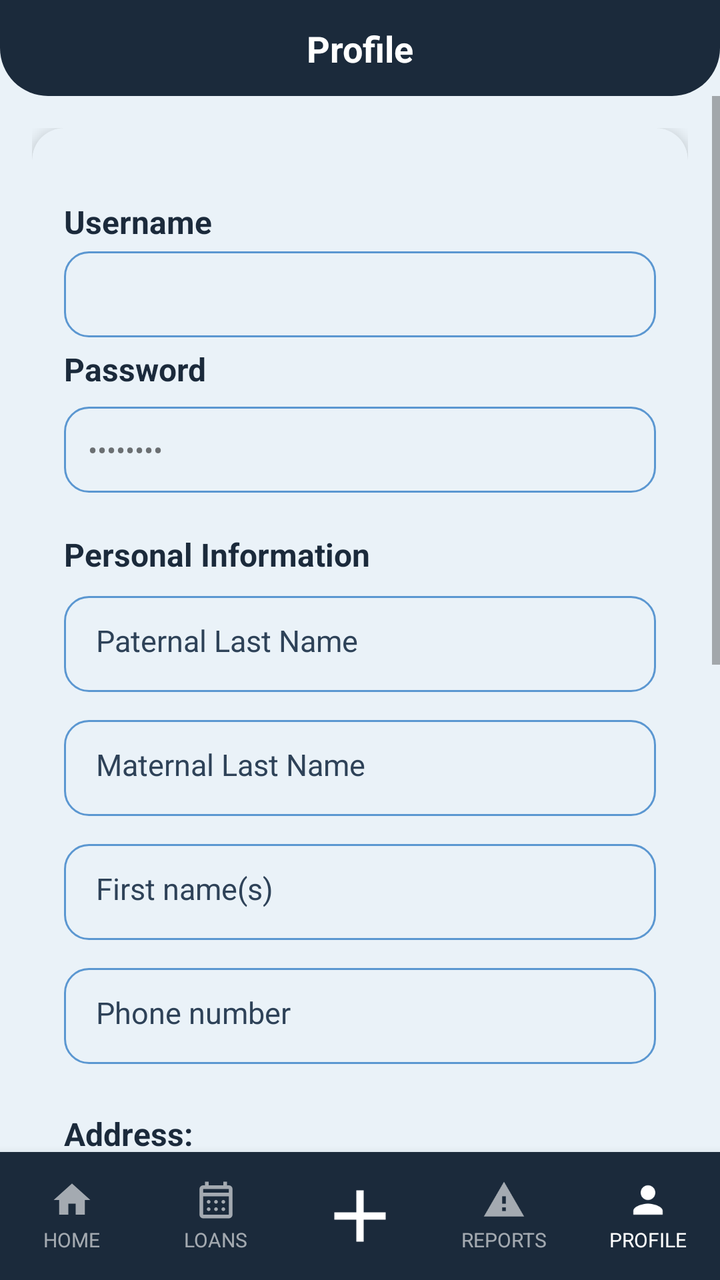
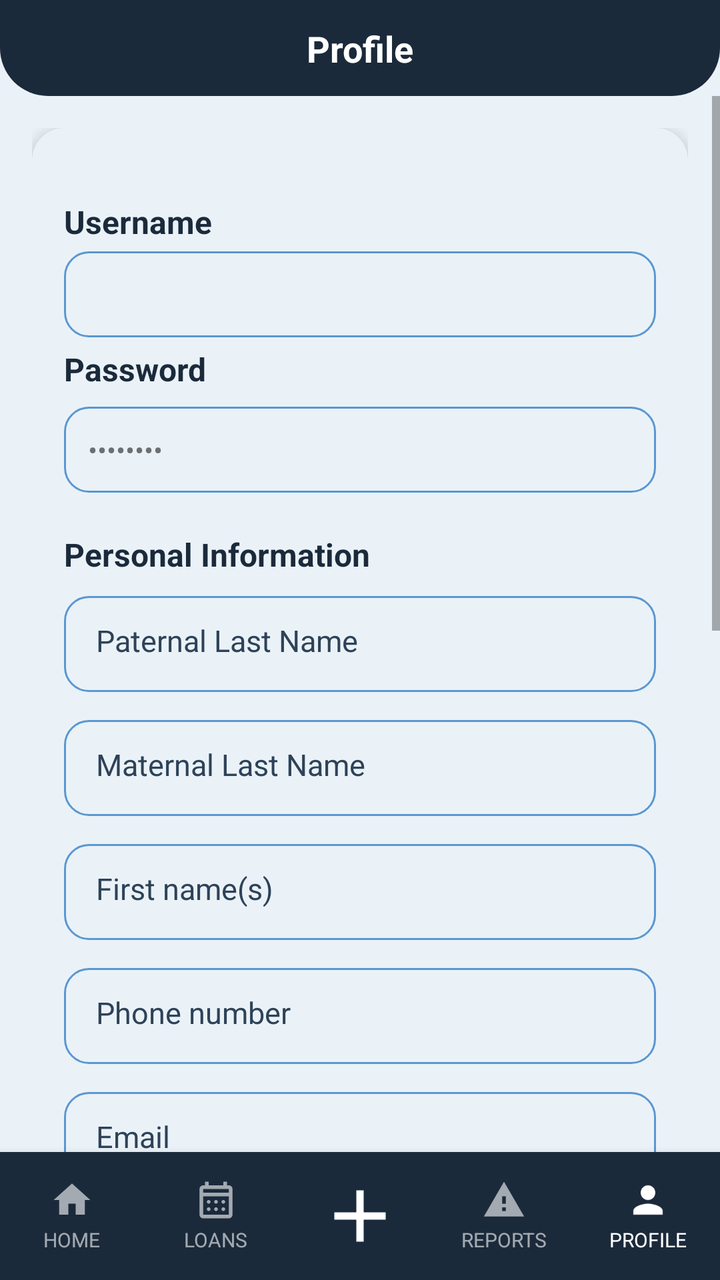

Two renders of the same Android screen: before a commit and after it. Below are the layout's source before the change and the commit's diff.
<!-- AndroidManifest.xml: application theme Theme.YipShare -->
<!-- res/layout/activity_perfil.xml -->
<?xml version="1.0" encoding="utf-8"?>
<androidx.constraintlayout.widget.ConstraintLayout
    xmlns:android="http://schemas.android.com/apk/res/android"
    xmlns:app="http://schemas.android.com/apk/res-auto"
    xmlns:tools="http://schemas.android.com/tools"
    android:id="@+id/main"
    android:layout_width="match_parent"
    android:layout_height="match_parent"
    android:background="@color/fondo_pantalla">

    <View
        android:id="@+id/bg_header"
        android:layout_width="0dp"
        android:layout_height="0dp"
        android:background="@drawable/bg_header"
        app:layout_constraintTop_toTopOf="parent"
        app:layout_constraintStart_toStartOf="parent"
        app:layout_constraintEnd_toEndOf="parent"
        app:layout_constraintBottom_toBottomOf="@id/guideline_header" />

    <androidx.constraintlayout.widget.Guideline
        android:id="@+id/guideline_header"
        android:layout_width="wrap_content"
        android:layout_height="wrap_content"
        android:orientation="horizontal"
        app:layout_constraintGuide_begin="48dp" />

    <androidx.constraintlayout.widget.Guideline
        android:id="@+id/guideline_status"
        android:layout_width="wrap_content"
        android:layout_height="wrap_content"
        android:orientation="horizontal"
        app:layout_constraintGuide_begin="0dp" />

    <TextView
        android:id="@+id/tv_titulo_pantalla"
        android:layout_width="0dp"
        android:layout_height="wrap_content"
        android:text="@string/perfil_titulo"
        android:textAlignment="center"
        android:textColor="@android:color/white"
        android:textStyle="bold"
        android:textSize="18sp"
        android:gravity="center"
        app:layout_constraintTop_toBottomOf="@id/guideline_status"
        app:layout_constraintBottom_toTopOf="@id/guideline_header"
        app:layout_constraintStart_toStartOf="parent"
        app:layout_constraintEnd_toEndOf="parent" />


    <ScrollView
        android:layout_width="0dp"
        android:layout_height="0dp"
        app:layout_constraintTop_toBottomOf="@id/guideline_header"
        app:layout_constraintStart_toStartOf="parent"
        app:layout_constraintEnd_toEndOf="parent"
        app:layout_constraintBottom_toTopOf="@id/bottom_nav">

        <androidx.constraintlayout.widget.ConstraintLayout
            android:layout_width="match_parent"
            android:layout_height="wrap_content"
            android:padding="16dp">

            <androidx.cardview.widget.CardView
                android:id="@+id/card_perfil"
                android:layout_width="0dp"
                android:layout_height="wrap_content"
                app:cardCornerRadius="16dp"
                app:cardElevation="4dp"
                app:cardBackgroundColor="@color/color_tarjeta"
                app:layout_constraintTop_toTopOf="parent"
                app:layout_constraintStart_toStartOf="parent"
                app:layout_constraintEnd_toEndOf="parent">

                <LinearLayout
                    android:layout_width="match_parent"
                    android:layout_height="wrap_content"
                    android:orientation="vertical"
                    android:padding="16dp">
                    <LinearLayout
                        android:id="@+id/layoutPagoMes"
                        android:layout_width="match_parent"
                        android:layout_height="wrap_content"
                        android:orientation="vertical"
                        android:visibility="gone">

                        <TextView
                            style="@style/TextTitle"
                            android:layout_width="match_parent"
                            android:layout_height="wrap_content"
                            android:text="@string/pagoMes"
                            android:textSize="16sp"
                            android:layout_marginBottom="8dp" />

                        <CheckBox
                            android:id="@+id/cbPagoMes"
                            android:layout_width="wrap_content"
                            android:layout_height="wrap_content"
                            android:text="@string/cbPagoMes" />


                    </LinearLayout>
                    <TextView
                        style="@style/TextTitle"
                        android:layout_width="wrap_content"
                        android:layout_height="wrap_content"
                        android:layout_marginTop="20dp"
                        android:textSize="16sp"
                        android:text="@string/perfil_nombre"
                        />

                    <TextView
                        android:id="@+id/et_correo_electronico"
                        android:layout_width="match_parent"
                        android:layout_height="wrap_content"
                        android:layout_marginTop="4dp"
                        android:background="@drawable/bg_input"
                        android:padding="12dp"
                        android:inputType="textNoSuggestions"
                        />

                    <TextView
                        style="@style/TextTitle"
                        android:layout_width="wrap_content"
                        android:layout_height="wrap_content"
                        android:layout_marginTop="5dp"
                        android:textSize="16sp"
                        android:text="@string/contrasena_actualizar_perfil"
                        />

                    <TextView
                        android:id="@+id/et_contrasena"
                        android:layout_width="match_parent"
                        android:layout_height="wrap_content"
                        android:layout_marginTop="8dp"
                        android:background="@drawable/bg_input"
                        android:padding="12dp"
                        android:inputType="textPassword"
                        android:text="@string/password_oculta"
                        android:maxLines="1"
                        android:layout_marginBottom="10dp"/>

                    <TextView
                        android:id="@+id/datos_personales"
                        style="@style/TextTitle"
                        android:layout_width="match_parent"
                        android:layout_height="wrap_content"
                        android:text="@string/datos_personales"
                        android:textSize="16sp"
                        android:textStyle="bold"
                        android:layout_marginTop="10dp"
                        android:layout_marginBottom="10dp"
                        />
                    <TextView
                        android:id="@+id/apellido_paterno"
                        style="@style/InputBrand"
                        android:hint="@string/apellido_paterno"
                        android:inputType="textPersonName"
                        android:background="@drawable/bg_input"
                        android:minHeight="48dp"
                        android:layout_marginBottom="14dp" />

                    <TextView
                        android:id="@+id/apellido_materno"
                        style="@style/InputBrand"
                        android:hint="@string/apellido_materno"
                        android:inputType="textPersonName"
                        android:background="@drawable/bg_input"
                        android:minHeight="48dp"
                        android:layout_marginBottom="14dp" />

                    <TextView
                        android:id="@+id/nombres"
                        style="@style/InputBrand"
                        android:hint="@string/nombres"
                        android:inputType="textPersonName"
                        android:background="@drawable/bg_input"
                        android:minHeight="48dp"
                        android:layout_marginBottom="14dp" />

                    <TextView
                        android:id="@+id/telefono"
                        style="@style/InputBrand"
                        android:hint="@string/telefono_hint"
                        android:inputType="phone"
                        android:autofillHints="phoneNumber"
                        android:background="@drawable/bg_input"
                        android:minHeight="48dp"
                        android:layout_marginBottom="14dp" />


                    <TextView
                        style="@style/TextTitle"
                        android:layout_width="wrap_content"
                        android:layout_height="wrap_content"
                        android:textSize="16sp"
                        android:layout_marginTop="10dp"
                        android:text="@string/direccion_actualizar_perfil" />

                    <TextView
                        android:id="@+id/et_direccion_edificio"
                        android:layout_width="match_parent"
                        android:layout_height="wrap_content"
                        android:layout_marginTop="4dp"
                        android:background="@drawable/bg_input"
                        android:padding="12dp"
                        android:inputType="textPostalAddress"
                        android:maxLines="1"
                        android:hint="@string/et_direccion_edificio" />
                    <TextView
                        android:id="@+id/et_direccion_departamento"
                        android:layout_width="match_parent"
                        android:layout_height="wrap_content"
                        android:layout_marginTop="8dp"
                        android:background="@drawable/bg_input"
                        android:padding="12dp"
                        android:inputType="textPostalAddress"
                        android:maxLines="1"
                        android:hint="@string/et_direccion_departamento" />

                    <TextView
                        style="@style/TextTitle"
                        android:layout_width="wrap_content"
                        android:layout_height="wrap_content"
                        android:textSize="18sp"
                        android:layout_marginTop="10dp"
                        android:text="@string/mi_calificacion" />

                    <LinearLayout
                        android:layout_width="wrap_content"
                        android:layout_height="wrap_content"
                        android:orientation="horizontal"
                        android:gravity="center_vertical"
                        android:layout_marginTop="8dp">

                        <RatingBar
                            android:id="@+id/rb_mi_calificacion"
                            style="@style/Widget.AppCompat.RatingBar"
                            android:layout_width="wrap_content"
                            android:layout_height="wrap_content"
                            android:numStars="5"
                            android:stepSize="0.5"
                            android:isIndicator="true"
                            android:progressTint="@color/azul_yipshare"
                            tools:rating="4" />

                        <TextView
                            android:id="@+id/tv_calificacion_numero"
                            style="@style/TextBody"
                            android:layout_width="wrap_content"
                            android:layout_height="wrap_content"
                            android:layout_marginStart="8dp"
                            android:textStyle="bold"
                            android:text="@string/placeholder_calificacion_perfil" />

                    </LinearLayout>

                    <include
                        layout="@layout/section_feedback"
                        android:layout_width="match_parent"
                        android:layout_height="wrap_content"
                        android:layout_marginTop="16dp"
                        android:layout_marginBottom="16dp" />

                    <Button
                        android:id="@+id/btn_actualizar_datos"
                        style="@style/ButtonPrimary"
                        android:layout_width="match_parent"
                        android:layout_height="52dp"
                        android:layout_marginTop="20dp"
                        android:text="@string/btn_actualizar_perfil" />

                    <Button
                        android:id="@+id/btn_eliminar_cuenta"
                        style="@style/ButtonSecundary"
                        android:layout_width="match_parent"
                        android:layout_height="52dp"
                        android:layout_marginTop="10dp"
                        android:text="@string/btn_eliminar_cuenta" />
                    <Button
                        android:id="@+id/btn_sacar_habitante"
                        style="@style/ButtonPrimary"
                        android:layout_width="match_parent"
                        android:layout_height="48dp"
                        android:layout_marginTop="10dp"
                        android:text="@string/btn_eliminar_habitante"
                        android:visibility="gone" />

                </LinearLayout>

            </androidx.cardview.widget.CardView>

        </androidx.constraintlayout.widget.ConstraintLayout>

    </ScrollView>

    <LinearLayout
        android:id="@+id/bottom_nav"
        android:layout_width="0dp"
        android:layout_height="64dp"
        android:orientation="horizontal"
        android:weightSum="5"
        android:background="@color/azul_yipshare"
        android:elevation="8dp"
        app:layout_constraintBottom_toBottomOf="parent"
        app:layout_constraintStart_toStartOf="parent"
        app:layout_constraintEnd_toEndOf="parent">

        <LinearLayout
            android:id="@+id/nav_inicio"
            android:layout_width="0dp"
            android:layout_height="match_parent"
            android:layout_weight="1"
            android:orientation="vertical"
            android:gravity="center"
            android:clickable="true"
            android:focusable="true"
            android:background="?attr/selectableItemBackgroundBorderless">

            <ImageView
                android:id="@+id/imageView_inicio"
                android:layout_width="22dp"
                android:layout_height="22dp"
                android:src="@drawable/ic_house_princial"
                app:tint="#99FFFFFF"
                android:contentDescription="@string/imageView_inicio" />

            <TextView
                android:id="@+id/textView_inicio"
                android:layout_width="wrap_content"
                android:layout_height="wrap_content"
                android:text="@string/textView_inicio"
                android:textColor="#99FFFFFF"
                android:textSize="10sp"
                android:layout_marginTop="2dp" />
        </LinearLayout>

        <LinearLayout
            android:id="@+id/nav_prestamos"
            android:layout_width="0dp"
            android:layout_height="match_parent"
            android:layout_weight="1"
            android:orientation="vertical"
            android:gravity="center"
            android:clickable="true"
            android:focusable="true"
            android:background="?attr/selectableItemBackgroundBorderless">

            <ImageView
                android:id="@+id/imageView_prestamos"
                android:layout_width="22dp"
                android:layout_height="22dp"
                android:src="@drawable/ic_calendar_month"
                app:tint="#99FFFFFF"
                android:contentDescription="@string/imageView_prestamos" />

            <TextView
                android:id="@+id/textView_prestamos"
                android:layout_width="wrap_content"
                android:layout_height="wrap_content"
                android:text="@string/textView_prestamos"
                android:textColor="#99FFFFFF"
                android:textSize="10sp"
                android:layout_marginTop="2dp" />
        </LinearLayout>

        <LinearLayout
            android:id="@+id/nav_agregar"
            android:layout_width="0dp"
            android:layout_height="match_parent"
            android:layout_weight="1"
            android:orientation="vertical"
            android:gravity="center"
            android:clickable="true"
            android:focusable="true"
            android:background="?attr/selectableItemBackgroundBorderless">

            <ImageView
                android:id="@+id/imageView_agregar"
                android:layout_width="44dp"
                android:layout_height="44dp"
                android:src="@drawable/ic_plus_icon"
                app:tint="@android:color/white"
                android:contentDescription="@string/imageView_agregar" />
        </LinearLayout>

        <LinearLayout
            android:id="@+id/nav_reportes"
            android:layout_width="0dp"
            android:layout_height="match_parent"
            android:layout_weight="1"
            android:orientation="vertical"
            android:gravity="center"
            android:clickable="true"
            android:focusable="true"
            android:background="?attr/selectableItemBackgroundBorderless">

            <ImageView
                android:id="@+id/imageView_reportes"
                android:layout_width="22dp"
                android:layout_height="22dp"
                android:src="@drawable/ic_warning"
                app:tint="#99FFFFFF"
                android:contentDescription="@string/imageView_reportes" />

            <TextView
                android:id="@+id/textView_reportes"
                android:layout_width="wrap_content"
                android:layout_height="wrap_content"
                android:text="@string/textView_reportes"
                android:textColor="#99FFFFFF"
                android:textSize="10sp"
                android:layout_marginTop="2dp" />
        </LinearLayout>

        <LinearLayout
            android:id="@+id/nav_perfil"
            android:layout_width="0dp"
            android:layout_height="match_parent"
            android:layout_weight="1"
            android:orientation="vertical"
            android:gravity="center"
            android:clickable="true"
            android:focusable="true"
            android:background="?attr/selectableItemBackgroundBorderless">

            <ImageView
                android:id="@+id/imageView_perfil"
                android:layout_width="22dp"
                android:layout_height="22dp"
                android:src="@drawable/ic_person"
                app:tint="@android:color/white"
                android:contentDescription="@string/imageView_perfil" />

            <TextView
                android:id="@+id/textView_perfil"
                android:layout_width="wrap_content"
                android:layout_height="wrap_content"
                android:text="@string/textView_perfil"
                android:textColor="@android:color/white"
                android:textSize="10sp"
                android:layout_marginTop="2dp" />
        </LinearLayout>

    </LinearLayout>

</androidx.constraintlayout.widget.ConstraintLayout>
<!-- res/layout/section_feedback.xml (included above) -->
<?xml version="1.0" encoding="utf-8"?>
<LinearLayout
    xmlns:android="http://schemas.android.com/apk/res/android"
    android:id="@+id/section_feedback"
    android:layout_width="match_parent"
    android:layout_height="wrap_content"
    android:orientation="vertical">

    <LinearLayout
        android:layout_width="match_parent"
        android:layout_height="wrap_content"
        android:orientation="horizontal">

        <Button
            android:id="@+id/btn_ver_calificaciones"
            style="@style/ButtonPrimary"
            android:layout_width="0dp"
            android:layout_height="44dp"
            android:layout_weight="1"
            android:layout_marginEnd="6dp"
            android:text="@string/btn_ver_calificaciones" />

        <Button
            android:id="@+id/btn_ver_reportes"
            style="@style/ButtonSecundary"
            android:layout_width="0dp"
            android:layout_height="44dp"
            android:layout_weight="1"
            android:layout_marginStart="6dp"
            android:text="@string/btn_ver_reportes" />
    </LinearLayout>

    <TextView
        android:id="@+id/tv_lista_vacia"
        style="@style/TextBody"
        android:layout_width="match_parent"
        android:layout_height="wrap_content"
        android:layout_marginTop="16dp"
        android:gravity="center"
        android:visibility="gone" />

    <androidx.recyclerview.widget.RecyclerView
        android:id="@+id/rv_feedback"
        android:layout_width="match_parent"
        android:layout_height="wrap_content"
        android:layout_marginTop="12dp"
        android:nestedScrollingEnabled="false" />
</LinearLayout>
<!-- resources referenced by this layout -->
<resources>
  <color name="azul_yipshare">#1B2A3B</color>
  <color name="color_tarjeta">#EAF2F8</color>
  <color name="fondo_pantalla">#EAF2F8</color>
  <!-- drawable bg_header (drawable) -->
  <?xml version="1.0" encoding="utf-8"?>
  <shape xmlns:android="http://schemas.android.com/apk/res/android"
      android:shape="rectangle">
      <solid android:color="@color/azul_yipshare" />
      <corners
          android:bottomLeftRadius="24dp"
          android:bottomRightRadius="24dp" />
  </shape>
  <!-- drawable ic_house_princial (drawable) -->
  <vector xmlns:android="http://schemas.android.com/apk/res/android"
      android:width="24dp"
      android:height="24dp"
      android:viewportWidth="24"
      android:viewportHeight="24">
      <path
          android:fillColor="@android:color/white"
          android:pathData="M10,20v-6h4v6h5v-8h3L12,3 2,12h3v8z"/>
  </vector>
  <string name="apellido_materno">Maternal Last Name</string>
  <string name="apellido_paterno">Paternal Last Name</string>
  <string name="btn_actualizar_perfil">Update Information</string>
  <string name="btn_eliminar_cuenta">Delete Account</string>
  <string name="btn_eliminar_habitante">Remove Resident from Condominium</string>
  <string name="btn_ver_calificaciones">Ratings</string>
  <string name="btn_ver_reportes">Reports</string>
  <string name="cbPagoMes">Yes, paid this month</string>
  <string name="contrasena_actualizar_perfil">Password</string>
  <string name="datos_personales">Personal Information</string>
  <string name="direccion_actualizar_perfil">Address:</string>
  <string name="et_direccion_departamento">e.g., Apartment: 14</string>
  <string name="et_direccion_edificio">e.g., Building 2</string>
  <string name="imageView_agregar">Add</string>
  <string name="imageView_inicio">Home</string>
  <string name="imageView_perfil">Profile</string>
  <string name="imageView_prestamos">Loans</string>
  <string name="imageView_reportes">Reports</string>
  <string name="mi_calificacion">My Rating</string>
  <string name="nombres">First name(s)</string>
  <string name="pagoMes">Monthly payment:\u0020</string>
  <string name="password_oculta" translatable="false">********</string>
  <string name="perfil_nombre">Username</string>
  <string name="perfil_titulo">Profile</string>
  <string name="placeholder_calificacion_perfil" translatable="false">4.0</string>
  <string name="telefono_hint">Phone number</string>
  <string name="textView_inicio">HOME</string>
  <string name="textView_perfil">PROFILE</string>
  <string name="textView_prestamos">LOANS</string>
  <string name="textView_reportes">REPORTS</string>
  <style name="TextBody">
          <item name="android:textColor">@color/texto_secundario</item>
          <item name="android:textSize">14sp</item>
      </style>
  <style name="TextTitle">
          <item name="android:textColor">@color/azul_yipshare</item>
          <item name="android:textSize">18sp</item>
          <item name="android:textStyle">bold</item>
      </style>
  <style name="Theme.YipShare" parent="Theme.AppCompat.DayNight.NoActionBar">
          <item name="android:windowBackground">@color/fondo_pantalla</item>
      </style>
  <color name="input_fondo">#EAF2F8</color>
  <color name="input_stroke">#5B97D1</color>
  <!-- drawable bg_button_primary (drawable) -->
  <?xml version="1.0" encoding="utf-8"?>
  <shape xmlns:android="http://schemas.android.com/apk/res/android"
      android:shape="rectangle">
      <solid android:color="@color/azul_yipshare" />
      <corners android:radius="12dp" />
  </shape>
  <!-- drawable bg_button_secundary (drawable) -->
  <?xml version="1.0" encoding="utf-8"?>
  <shape xmlns:android="http://schemas.android.com/apk/res/android"
      android:shape="rectangle">
      <solid android:color="@color/input_stroke" />
      <corners android:radius="12dp" />
  </shape>
  <color name="texto_primario">#0D1622</color>
  <color name="texto_hint">#2E4258</color>
  <color name="texto_secundario">#2E4258</color>
  <!-- unchanged entries left out for length: 8 -->
</resources>

<!-- the commit's change to res/layout/activity_perfil.xml (unified diff, before → after) -->
@@ -188,6 +188,14 @@
                         android:minHeight="48dp"
                         android:layout_marginBottom="14dp" />
 
+                    <TextView
+                        android:id="@+id/tv_correo"
+                        style="@style/InputBrand"
+                        android:hint="@string/correo_hint"
+                        android:background="@drawable/bg_input"
+                        android:minHeight="48dp"
+                        android:layout_marginBottom="14dp" />
+
 
                     <TextView
                         style="@style/TextTitle"
<!-- resource entries referenced after the edit -->
@@ -31,6 +31,7 @@
   <string name="btn_ver_reportes">Reports</string>
   <string name="cbPagoMes">Yes, paid this month</string>
   <string name="contrasena_actualizar_perfil">Password</string>
+  <string name="correo_hint">Email</string>
   <string name="datos_personales">Personal Information</string>
   <string name="direccion_actualizar_perfil">Address:</string>
   <string name="et_direccion_departamento">e.g., Apartment: 14</string>
